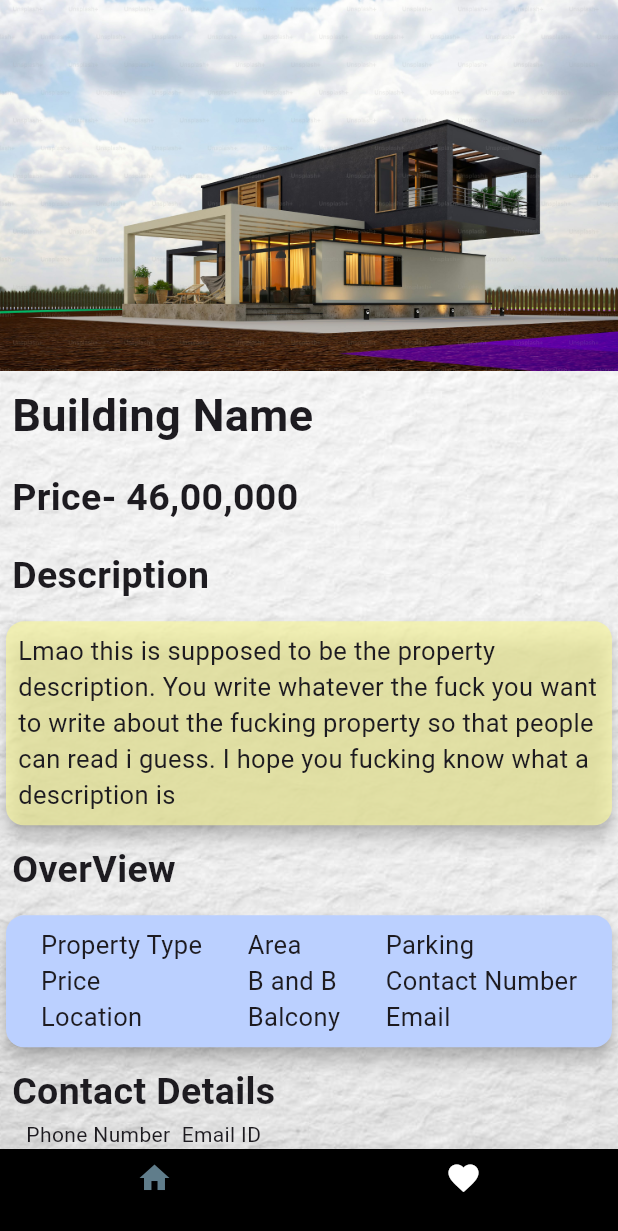
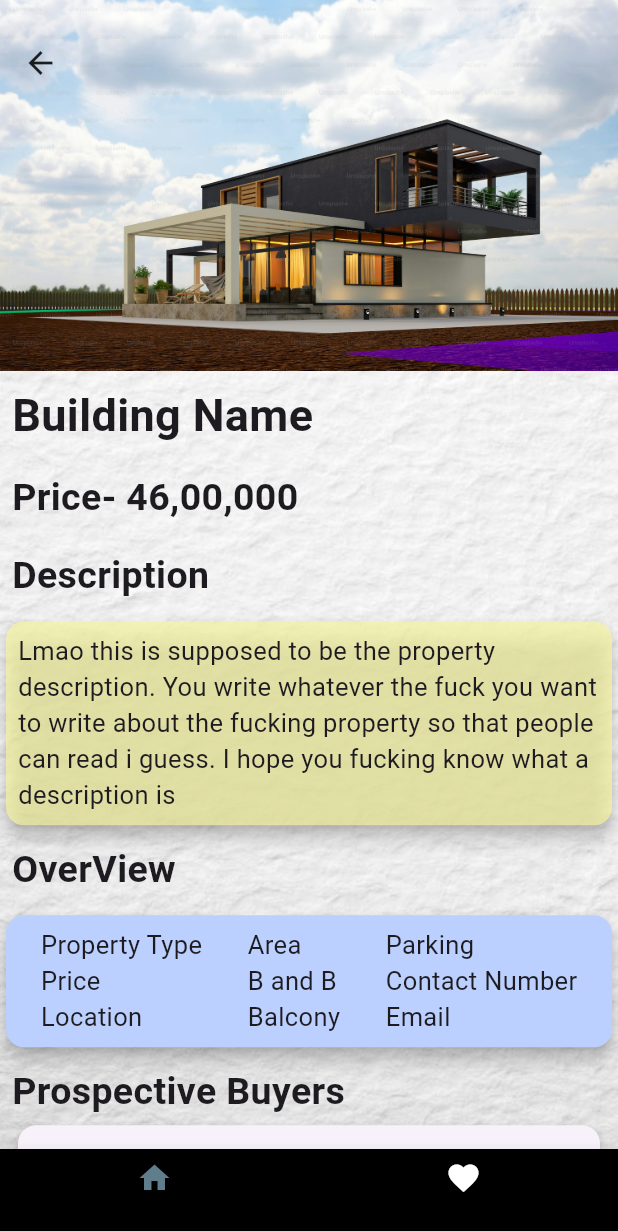
Before and after one commit to weird-akshat/real_estate_management_system, a Flutter app: the OwnedPropertyPage screen opened directly, after a tap on "Shanti Nivaas", on a phone screen of 412 x 824 dp. Shown: the top 1231 px of the screen. Run offline on Flutter 3.47's test engine with Material 3 defaults, Android fonts, the light colour scheme and no system bars; our stand-ins replace google_fonts, lucide_icons.

Commit message:
added a few new pages, also made some changes to the older pages to add functionality, mostly recycled already made widgets for the newer pages

```diff
--- a/lib/main.dart
+++ b/lib/main.dart
@@ -19,7 +19,7 @@ class MyApp extends StatelessWidget {
   @override
   Widget build(BuildContext context) {
     return MaterialApp(
-        home: OwnedPropertyPage(),
+        home: LoginPage(),
         debugShowCheckedModeBanner: false,
         theme: ThemeData(
           textTheme: GoogleFonts.gentiumPlusTextTheme(),
--- /dev/null
+++ b/lib/pages/owned_property_card.dart
@@ -0,0 +1,82 @@
+import 'package:flutter/material.dart';
+import 'package:real_estate_management_system/pages/owned_property_details_page.dart';
+import 'package:real_estate_management_system/pages/property_details.dart';
+
+class OwnedPropertyCard extends StatelessWidget {
+  final String image;
+  const OwnedPropertyCard({super.key, required this.image});
+
+  @override
+  Widget build(BuildContext context) {
+    return GestureDetector(
+      onTap: () {
+        Navigator.of(context).push(MaterialPageRoute(builder: (context) {
+          return OwnedPropertyDetailsPage();
+        }));
+      },
+      child: Container(
+        decoration: BoxDecoration(),
+        // color: Colors.black87,
+        // borderRadius: BorderRadius.circular(20),
+        child: Card(
+          shape: RoundedRectangleBorder(
+              borderRadius: BorderRadius.circular(20),
+              side: BorderSide(color: Colors.black, width: 0.1)),
+          surfaceTintColor: Colors.white70,
+
+          margin: EdgeInsets.all(10),
+          elevation: 15,
+          // decoration: BoxDecoration(
+          // border: Border.all(),
+          // borderRadius: BorderRadius.circular(20),
+          // ),
+
+          child: Column(
+            crossAxisAlignment: CrossAxisAlignment.center,
+            children: [
+              Padding(
+                padding: const EdgeInsets.all(8.0),
+                child: Padding(
+                  padding: const EdgeInsets.all(8.0),
+                  child: Image.asset(
+                    'assets/images/$image',
+                  ),
+                ),
+              ),
+              Text(
+                'Shanti Nivaas',
+                style: TextStyle(fontSize: 20, fontWeight: FontWeight.bold),
+              ),
+              Padding(
+                padding: const EdgeInsets.all(8.0),
+                child: Row(
+                  mainAxisAlignment: MainAxisAlignment.spaceAround,
+                  children: [
+                    Row(
+                      children: [
+                        Icon(Icons.bed),
+                        Text('3 bedroom'),
+                      ],
+                    ),
+                    Row(
+                      children: [
+                        Icon(Icons.pin_drop),
+                        Text('Locality'),
+                      ],
+                    ),
+                    Row(
+                      children: [
+                        Icon(Icons.currency_rupee),
+                        Text('46,00,000'),
+                      ],
+                    ),
+                  ],
+                ),
+              )
+            ],
+          ),
+        ),
+      ),
+    );
+  }
+}
--- /dev/null
+++ b/lib/pages/owned_property_details_page.dart
@@ -0,0 +1,266 @@
+import 'package:flutter/material.dart';
+import 'package:lucide_icons/lucide_icons.dart';
+import 'package:real_estate_management_system/pages/property_editing_page..dart';
+
+class OwnedPropertyDetailsPage extends StatelessWidget {
+  const OwnedPropertyDetailsPage({super.key});
+  final double textSize = 17.0;
+  @override
+  Widget build(BuildContext context) {
+    return Scaffold(
+      bottomNavigationBar:
+          BottomNavigationBar(backgroundColor: Colors.black, items: [
+        BottomNavigationBarItem(
+            icon: Icon(
+              Icons.home,
+              color: Colors.blueGrey,
+            ),
+            label: ""),
+        BottomNavigationBarItem(
+          icon: Icon(
+            Icons.favorite,
+            color: Colors.white,
+          ),
+          label: "",
+        )
+      ]),
+      body: Stack(
+        children: [
+          Positioned.fill(
+            child: Image.asset(
+              'assets/images/loginbackground.jpg',
+              fit: BoxFit.cover,
+            ),
+          ),
+          SingleChildScrollView(
+            child: Column(
+              crossAxisAlignment: CrossAxisAlignment.start,
+              children: [
+                SizedBox(
+                  width: double.infinity,
+                  child: Stack(
+                    children: [
+                      Image.asset(
+                        'assets/images/housepic3.jpeg',
+                        fit: BoxFit.cover,
+                      ),
+                      GestureDetector(
+                        onTap: () {
+                          Navigator.of(context).pop();
+                        },
+                        child: Padding(
+                          padding: const EdgeInsets.fromLTRB(15, 30, 0, 0),
+                          child: Icon(Icons.arrow_back),
+                        ),
+                      )
+                    ],
+                  ),
+                ),
+                Padding(
+                  padding: const EdgeInsets.all(8.0),
+                  child: Text(
+                    'Building Name',
+                    style: TextStyle(fontSize: 30, fontWeight: FontWeight.bold),
+                    //property type
+                    //price
+                    //location
+                    //area
+                    //number of bedrooms and bathrooms
+                    //balcony and terrace availablity
+                    //parking availability
+                    //contact number and email
+                  ),
+                ),
+                Padding(
+                  padding: const EdgeInsets.all(8.0),
+                  child: Text(
+                    'Price- 46,00,000',
+                    style: TextStyle(fontSize: 25, fontWeight: FontWeight.bold),
+                  ),
+                ),
+                Padding(
+                  padding: const EdgeInsets.all(8.0),
+                  child: Text('Description',
+                      style:
+                          TextStyle(fontSize: 25, fontWeight: FontWeight.bold)),
+                ),
+                Card(
+                  elevation: 5,
+                  color: Color.fromARGB(176, 247, 245, 159),
+                  child: Padding(
+                    padding: const EdgeInsets.all(8.0),
+                    child: Text(
+                      'Lmao this is supposed to be the property description. You write whatever the fuck you want to write about the fucking property so that people can read i guess. I hope you fucking know what a description is',
+                      style: TextStyle(fontSize: 17),
+                    ),
+                  ),
+                ),
+                Padding(
+                  padding: const EdgeInsets.all(8.0),
+                  child: Text('OverView',
+                      style:
+                          TextStyle(fontSize: 25, fontWeight: FontWeight.bold)),
+                ),
+                Card(
+                    color: Color.fromRGBO(187, 208, 255, 1),
+                    elevation: 5,
+                    child: Padding(
+                      padding: const EdgeInsets.all(8.0),
+                      child: Row(
+                        mainAxisAlignment: MainAxisAlignment.spaceAround,
+                        children: [
+                          Column(
+                            crossAxisAlignment: CrossAxisAlignment.start,
+                            children: [
+                              Text('Property Type',
+                                  style: TextStyle(fontSize: textSize)),
+                              Text('Price',
+                                  style: TextStyle(fontSize: textSize)),
+                              Text('Location',
+                                  style: TextStyle(fontSize: textSize)),
+                            ],
+                          ),
+                          Column(
+                            crossAxisAlignment: CrossAxisAlignment.start,
+                            children: [
+                              Text('Area',
+                                  style: TextStyle(fontSize: textSize)),
+                              Text('B and B',
+                                  style: TextStyle(fontSize: textSize)),
+                              Text('Balcony',
+                                  style: TextStyle(fontSize: textSize)),
+                            ],
+                          ),
+                          Column(
+                            crossAxisAlignment: CrossAxisAlignment.start,
+                            children: [
+                              Text('Parking',
+                                  style: TextStyle(fontSize: textSize)),
+                              Text('Contact Number',
+                                  style: TextStyle(fontSize: textSize)),
+                              Text('Email',
+                                  style: TextStyle(fontSize: textSize)),
+                            ],
+                          ),
+                        ],
+                      ),
+                    )
+                    // child: GridView(
+                    // gridDelegate:
+                    // SliverGridDelegateWithFixedCrossAxisCount(crossAxisCount: 3),
+                    // ),
+                    ),
+                Padding(
+                  padding: const EdgeInsets.all(8.0),
+                  child: Column(
+                    crossAxisAlignment: CrossAxisAlignment.start,
+                    children: [
+                      Text(
+                        'Prospective Buyers',
+                        style: TextStyle(
+                            fontWeight: FontWeight.bold, fontSize: 25),
+                      ),
+                      // Text('Phone Number  Email ID'),
+                      BuyerProfileCard(
+                          name: 'name', phone: 'phone', email: 'email'),
+                      BuyerProfileCard(
+                          name: 'name', phone: 'phone', email: 'email'),
+                      BuyerProfileCard(
+                          name: 'name', phone: 'phone', email: 'email'),
+                    ],
+                  ),
+                ),
+                Row(
+                  mainAxisAlignment: MainAxisAlignment.spaceAround,
+                  children: [
+                    TextButton(
+                      onPressed: () {},
+                      style: ButtonStyle(
+                        backgroundColor:
+                            WidgetStatePropertyAll(Color(0xffff8fa3)),
+                      ),
+                      child: Text(
+                        'Declare Sold',
+                        style: TextStyle(color: Colors.white),
+                      ),
+                    ),
+                    TextButton(
+                        onPressed: () {
+                          Navigator.of(context)
+                              .push(MaterialPageRoute(builder: (context) {
+                            return EditPage();
+                          }));
+                        },
+                        style: ButtonStyle(
+                          backgroundColor: WidgetStatePropertyAll(Colors.black),
+                        ),
+                        child: Text(
+                          'Edit',
+                          style: TextStyle(color: Colors.white),
+                        )),
+                  ],
+                )
+              ],
+            ),
+          ),
+        ],
+      ),
+    );
+  }
+}
+
+class BuyerProfileCard extends StatelessWidget {
+  final String name;
+  final String phone;
+  final String email;
+
+  const BuyerProfileCard({
+    super.key,
+    required this.name,
+    required this.phone,
+    required this.email,
+  });
+
+  @override
+  Widget build(BuildContext context) {
+    return Card(
+      shape: RoundedRectangleBorder(borderRadius: BorderRadius.circular(12)),
+      elevation: 4,
+      child: Padding(
+        padding: const EdgeInsets.all(12),
+        child: Row(
+          children: [
+            CircleAvatar(
+              radius: 28,
+              backgroundColor: Colors.lightBlue.shade100,
+              child: Icon(LucideIcons.user, size: 30, color: Colors.blue),
+            ),
+            const SizedBox(width: 12),
+            Expanded(
+              child: Column(
+                crossAxisAlignment: CrossAxisAlignment.start,
+                children: [
+                  Text(name,
+                      style: const TextStyle(
+                          fontSize: 18, fontWeight: FontWeight.w600)),
+                  const SizedBox(height: 4),
+                  Row(children: [
+                    Icon(LucideIcons.phone, size: 16, color: Colors.grey[600]),
+                    const SizedBox(width: 6),
+                    Text(phone, style: TextStyle(color: Colors.grey[700])),
+                  ]),
+                  const SizedBox(height: 4),
+                  Row(children: [
+                    Icon(LucideIcons.mail, size: 16, color: Colors.grey[600]),
+                    const SizedBox(width: 6),
+                    Text(email, style: TextStyle(color: Colors.grey[700])),
+                  ]),
+                ],
+              ),
+            ),
+          ],
+        ),
+      ),
+    );
+  }
+}
--- a/lib/pages/owned_property_page.dart
+++ b/lib/pages/owned_property_page.dart
@@ -1,4 +1,5 @@
 import 'package:flutter/material.dart';
+import 'package:real_estate_management_system/pages/owned_property_card.dart';
 import 'package:real_estate_management_system/pages/property_listing_page.dart';
 
 //we'll just use the copy of the property cards, but in the property details page equivalent, we'll add the option to edit
@@ -10,8 +11,16 @@ class OwnedPropertyPage extends StatelessWidget {
   Widget build(BuildContext context) {
     return Scaffold(
       appBar: AppBar(
+        leading: GestureDetector(
+            onTap: () {
+              Navigator.of(context).pop();
+            },
+            child: Icon(Icons.arrow_back)),
         centerTitle: true,
-        title: Text('Owned Properties'),
+        title: Text(
+          'Owned Properties',
+          style: TextStyle(fontWeight: FontWeight.bold),
+        ),
       ),
       body: Stack(
         children: [
@@ -24,9 +33,9 @@ class OwnedPropertyPage extends StatelessWidget {
           SingleChildScrollView(
             child: Column(
               children: [
-                PropertyCard(image: 'housepic.jpg'),
-                PropertyCard(image: 'housepic2.jpeg'),
-                PropertyCard(image: 'housepic3.jpeg')
+                OwnedPropertyCard(image: 'housepic.jpg'),
+                OwnedPropertyCard(image: 'housepic2.jpeg'),
+                OwnedPropertyCard(image: 'housepic3.jpeg')
               ],
             ),
           )
--- a/lib/pages/property_listing_page.dart
+++ b/lib/pages/property_listing_page.dart
@@ -72,7 +72,6 @@ class _PropertyListingPageState extends State<PropertyListingPage> {
         centerTitle: true,
         leading: Icon(Icons.menu),
         actions: [
-          Icon(Icons.notification_add_sharp),
           Icon(Icons.person),
         ],
       ),
--- a/pubspec.yaml
+++ b/pubspec.yaml
@@ -36,6 +36,7 @@ dependencies:
   cupertino_icons: ^1.0.8
   google_fonts: ^6.2.1
   image_picker: ^1.1.2
+  lucide_icons: ^0.257.0
 
 dev_dependencies:
   flutter_test:
```
Also changed, not shown: lib/pages/property_details.dart (+16 -19 lines), lib/pages/property_editing_page..dart (added, +140 -0 lines), pubspec.lock.
